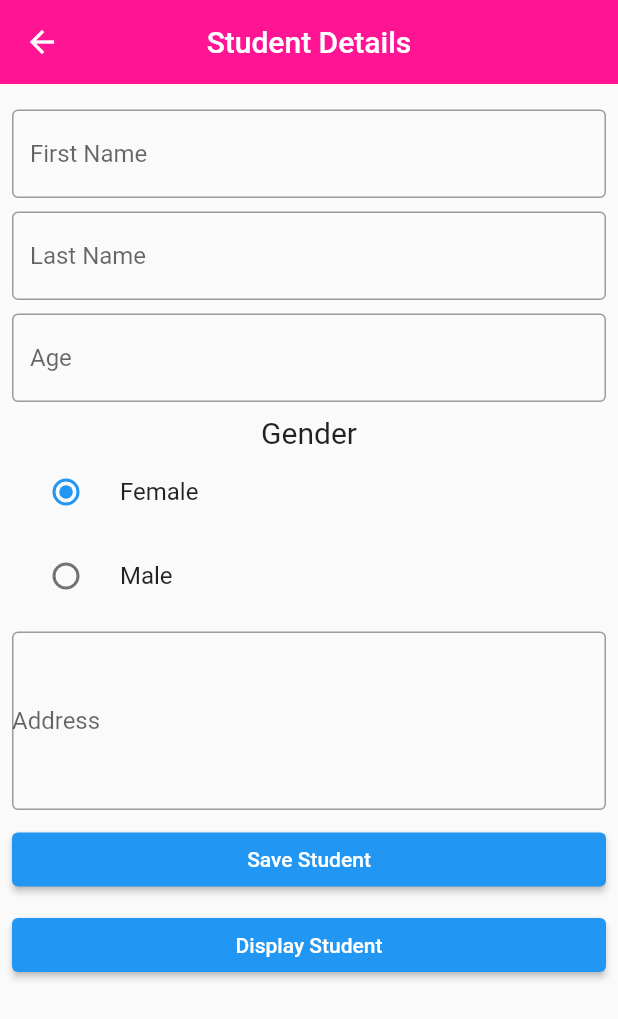
After one commit to manisha54/FlutterApp, a Flutter app: the screen it shows after launch, after a tap on "Student details", on a phone screen of 412 x 824 dp. The commit adds this screen. Shown: the top 1019 px of the screen. Run offline on Flutter 3.47's test engine with Material 2 defaults, Android fonts, the phone set to English and light mode, and no system bars.

Commit message:
ui of student details done

```diff
--- a/flutter_app/lib/app.dart
+++ b/flutter_app/lib/app.dart
@@ -5,10 +5,12 @@ import 'package:flutter_app/view/column_view.dart';
 import 'package:flutter_app/view/container_screen.dart';
 import 'package:flutter_app/view/dashboard.dart';
 import 'package:flutter_app/view/display_name_view.dart';
+import 'package:flutter_app/view/edit_student_detail.dart';
 import 'package:flutter_app/view/load_image.dart';
 import 'package:flutter_app/view/output_view.dart';
 import 'package:flutter_app/view/rich_text_view.dart';
 import 'package:flutter_app/view/simple_interest.dart';
+import 'package:flutter_app/view/student_view.dart';
 
 //import 'view/simple_interest.dart';
 
@@ -34,6 +36,8 @@ class App extends StatelessWidget {
         '/outputview' : (context) => const OutputView(),
         '/containerview' : (context) => const ContainerView(),
         '/loadimageview' : (context) => const LoadImageView(),
+        '/studentdetailview' : (context) => const StudentDetailView(),
+        '/editstudentdetailview' : (context) => const EditStudentDetailview(),
 
       },
 
--- a/flutter_app/lib/view/arithmetic_view.dart
+++ b/flutter_app/lib/view/arithmetic_view.dart
@@ -115,7 +115,7 @@ class _ArithmeticViewState extends State<ArithmeticView> {
                       labelText: 'Enter second number',
                       border: OutlineInputBorder(
                         borderRadius: BorderRadius.circular(10),
-                      ),
+                       ),
                     ),
                     validator: (value){
                       if (value!.isEmpty){
--- a/flutter_app/lib/view/dashboard.dart
+++ b/flutter_app/lib/view/dashboard.dart
@@ -72,6 +72,18 @@ class DashboardView extends StatelessWidget {
               },
               child: const Text('Load Image'),
             ),
+            ElevatedButton(
+              onPressed: () {
+               Navigator.pushNamed(context, '/studentdetailview');
+              },
+              child: const Text('Student details'),
+            ),
+            ElevatedButton(
+              onPressed: () {
+               Navigator.pushNamed(context, '/editstudentdetailview');
+              },
+              child: const Text('Edit Student detail'),
+            ),
           ],
         ),
       ),
--- /dev/null
+++ b/flutter_app/lib/view/edit_student_detail.dart
@@ -0,0 +1,23 @@
+import 'package:flutter/material.dart';
+
+
+class EditStudentDetailview extends StatefulWidget {
+  const EditStudentDetailview({super.key});
+
+  @override
+  State<EditStudentDetailview> createState() => _EditStudentDetailviewState();
+}
+
+class _EditStudentDetailviewState extends State<EditStudentDetailview> {
+  @override
+  Widget build(BuildContext context) {
+    return Scaffold(
+      appBar: AppBar(
+        title: const Text("Student Details"),
+        centerTitle: true,
+        elevation: 0,
+      ),
+
+    );
+  }
+}
--- a/flutter_app/lib/view/output_view.dart
+++ b/flutter_app/lib/view/output_view.dart
@@ -24,8 +24,11 @@ class _OutputViewState extends State<OutputView> {
           elevation: 0,
 
       ),
-      body: const Center(
-        child: Text('null'),
+      body:  Center(
+        child: Text(
+          'result is : ${result.toString()}',
+          style: const TextStyle(fontSize: 30),
+        ),
 
       ),
 
--- /dev/null
+++ b/flutter_app/lib/view/student_view.dart
@@ -0,0 +1,145 @@
+import 'package:flutter/material.dart';
+
+
+//for radio button
+
+enum Gendergroup{female,male}
+
+class StudentDetailView extends StatefulWidget {
+  const StudentDetailView({super.key});
+
+  @override
+  State<StudentDetailView> createState() => _StudentDetailViewState();
+}
+
+class _StudentDetailViewState extends State<StudentDetailView> {
+
+//for radio buuton
+Gendergroup _gender = Gendergroup.female ;
+
+
+
+
+  @override
+  Widget build(BuildContext context) {
+    return  Scaffold(
+      appBar: AppBar(
+        title: const Text("Student Details"),
+        centerTitle: true,
+        elevation: 0,
+        backgroundColor:  const Color(0xFFFF1493),
+      ),
+      body:  SingleChildScrollView(
+        child: Padding(
+          padding: const EdgeInsets.all(8.0),
+          child: Column(
+            children:  [
+              const SizedBox(height: 9),
+              const TextField(
+                decoration: InputDecoration(
+                hintText: "First Name",
+                border: OutlineInputBorder()
+
+                ),
+
+              ),
+              const SizedBox(height: 9),
+              const TextField(
+                decoration: InputDecoration(
+                hintText: "Last Name",
+                border: OutlineInputBorder()
+
+                ),
+
+              ),
+              const SizedBox(height: 9),
+              const TextField(
+                decoration: InputDecoration(
+                hintText: "Age",
+                border: OutlineInputBorder()
+                ),
+              ),
+              const SizedBox(height: 9),
+              const Text(
+                  "Gender",
+                  textAlign: TextAlign.center,
+                  style: TextStyle(
+                    fontSize: 20,
+
+                    // fontStyle: FontStyle.italic,
+                    // fontWeight: FontWeight.normal,
+                  ),
+              ),
+
+              RadioListTile(
+                value: Gendergroup.female,
+                title: const Text("Female"),
+                groupValue: _gender,
+                onChanged: (value){
+                      setState(() {
+                        _gender = value!;
+                      });
+                    },
+              ),
+
+              RadioListTile(
+                value: Gendergroup.male,
+                title: const Text("Male"),
+                groupValue: _gender,
+                onChanged: (value){
+                      setState(() {
+                        _gender = value!;
+                      });
+                    },
+              ),
+
+
+
+
+              const SizedBox(height: 9),
+              const TextField(
+                decoration: InputDecoration(
+                hintText: "Address",
+                border: OutlineInputBorder(),
+                contentPadding: EdgeInsets.symmetric(vertical: 50)
+
+
+                ),
+
+              ),
+
+              const SizedBox(height: 9),
+               SizedBox(
+                width: double.infinity,
+                child: ElevatedButton(
+                  onPressed: () {
+                  //  add();
+                  },
+                  child: const Text("Save Student"),
+                ),
+
+              ),
+              const SizedBox(height: 9),
+               SizedBox(
+                width: double.infinity,
+                child: ElevatedButton(
+                  onPressed: () {
+                  //  add();
+                  },
+                  child: const Text("Display Student"),
+                ),
+
+              ),
+
+
+            ],
+
+          ),
+
+        ),
+
+      ),
+
+    );
+  }
+}
```
